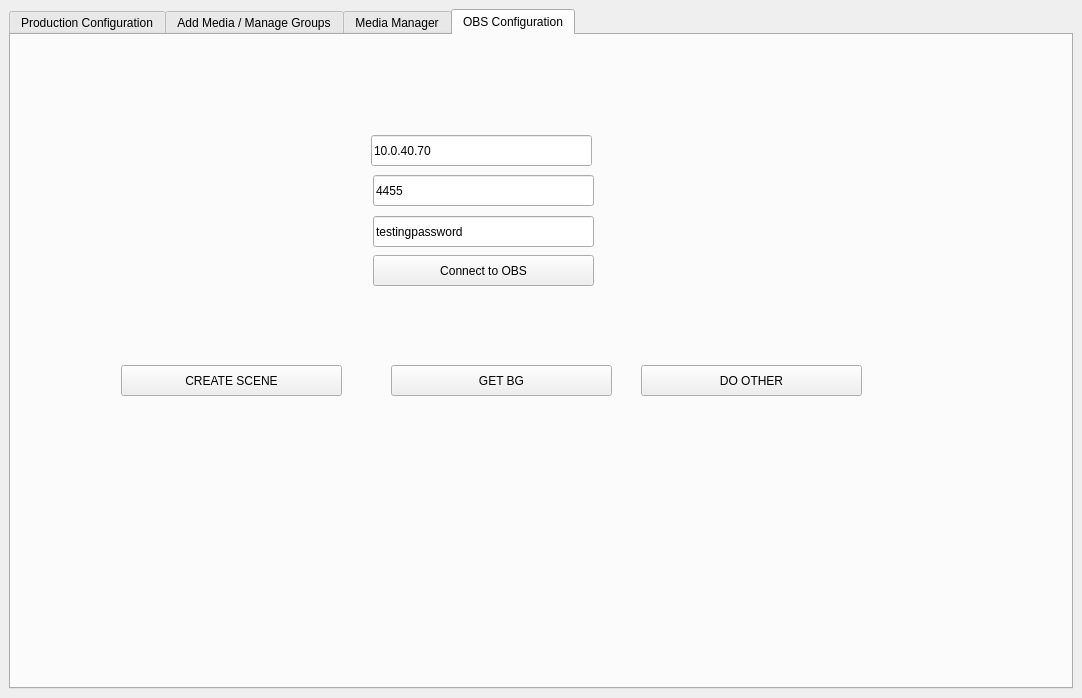
The window that vps.ui (AaronBottegal/VPS) describes before a commit, drawn with Qt 5.
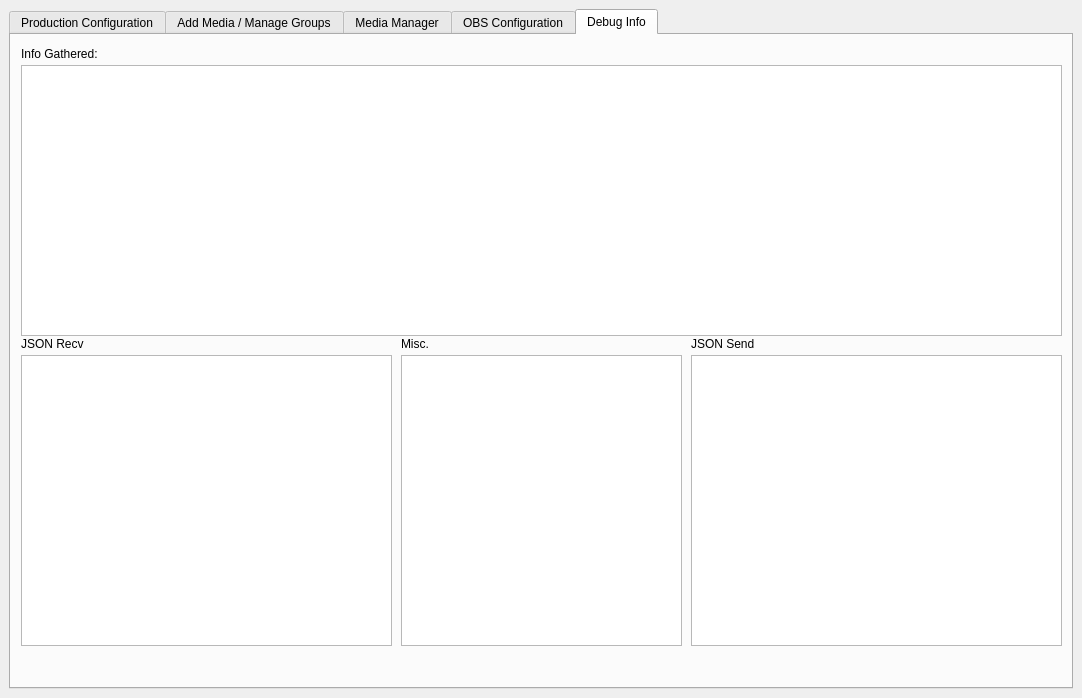
The same window after the commit.

Commit message: Script outline being done.

The edit to the form file:
```diff
--- a/vps.ui
+++ b/vps.ui
@@ -30,7 +30,7 @@
        </sizepolicy>
       </property>
       <property name="currentIndex">
-       <number>3</number>
+       <number>4</number>
       </property>
       <widget class="QWidget" name="ProductionCfg">
        <attribute name="title">
@@ -988,7 +988,7 @@
          </rect>
         </property>
         <property name="text">
-         <string>10.0.40.70</string>
+         <string>192.168.10.106</string>
         </property>
        </widget>
        <widget class="QLineEdit" name="obs_port">
@@ -1014,7 +1014,7 @@
          </rect>
         </property>
         <property name="text">
-         <string>testingpassword</string>
+         <string>goknights</string>
         </property>
        </widget>
        <widget class="QPushButton" name="BTN_Connect">
@@ -1070,6 +1070,113 @@
         </property>
        </widget>
       </widget>
+      <widget class="QWidget" name="tab">
+       <attribute name="title">
+        <string>Debug Info</string>
+       </attribute>
+       <widget class="QTextBrowser" name="TXT_DEBUG_RECV">
+        <property name="geometry">
+         <rect>
+          <x>10</x>
+          <y>320</y>
+          <width>371</width>
+          <height>291</height>
+         </rect>
+        </property>
+       </widget>
+       <widget class="QTextBrowser" name="TXT_DEBUG_SEND">
+        <property name="geometry">
+         <rect>
+          <x>680</x>
+          <y>320</y>
+          <width>371</width>
+          <height>291</height>
+         </rect>
+        </property>
+       </widget>
+       <widget class="QTextBrowser" name="TXT_DEBUG_MISC">
+        <property name="geometry">
+         <rect>
+          <x>390</x>
+          <y>320</y>
+          <width>281</width>
+          <height>291</height>
+         </rect>
+        </property>
+        <property name="html">
+         <string>&lt;!DOCTYPE HTML PUBLIC &quot;-//W3C//DTD HTML 4.0//EN&quot; &quot;http://www.w3.org/TR/REC-html40/strict.dtd&quot;&gt;
+&lt;html&gt;&lt;head&gt;&lt;meta name=&quot;qrichtext&quot; content=&quot;1&quot; /&gt;&lt;meta charset=&quot;utf-8&quot; /&gt;&lt;style type=&quot;text/css&quot;&gt;
+p, li { white-space: pre-wrap; }
+hr { height: 1px; border-width: 0; }
+li.unchecked::marker { content: &quot;\2610&quot;; }
+li.checked::marker { content: &quot;\2612&quot;; }
+&lt;/style&gt;&lt;/head&gt;&lt;body style=&quot; font-family:'Noto Sans'; font-size:10pt; font-weight:400; font-style:normal;&quot;&gt;
+&lt;p style=&quot;-qt-paragraph-type:empty; margin-top:0px; margin-bottom:0px; margin-left:0px; margin-right:0px; -qt-block-indent:0; text-indent:0px;&quot;&gt;&lt;br /&gt;&lt;/p&gt;&lt;/body&gt;&lt;/html&gt;</string>
+        </property>
+       </widget>
+       <widget class="QTextBrowser" name="TXT_DEBUG_INFO">
+        <property name="geometry">
+         <rect>
+          <x>10</x>
+          <y>30</y>
+          <width>1041</width>
+          <height>271</height>
+         </rect>
+        </property>
+       </widget>
+       <widget class="QLabel" name="label_10">
+        <property name="geometry">
+         <rect>
+          <x>10</x>
+          <y>10</y>
+          <width>201</width>
+          <height>18</height>
+         </rect>
+        </property>
+        <property name="text">
+         <string>Info Gathered:</string>
+        </property>
+       </widget>
+       <widget class="QLabel" name="label_11">
+        <property name="geometry">
+         <rect>
+          <x>10</x>
+          <y>300</y>
+          <width>141</width>
+          <height>18</height>
+         </rect>
+        </property>
+        <property name="text">
+         <string>JSON Recv</string>
+        </property>
+       </widget>
+       <widget class="QLabel" name="label_12">
+        <property name="geometry">
+         <rect>
+          <x>390</x>
+          <y>300</y>
+          <width>58</width>
+          <height>18</height>
+         </rect>
+        </property>
+        <property name="text">
+         <string>Misc.</string>
+        </property>
+       </widget>
+       <widget class="QLabel" name="label_13">
+        <property name="geometry">
+         <rect>
+          <x>680</x>
+          <y>300</y>
+          <width>141</width>
+          <height>18</height>
+         </rect>
+        </property>
+        <property name="text">
+         <string>JSON Send</string>
+        </property>
+       </widget>
+      </widget>
      </widget>
     </item>
    </layout>
```
Left out of the diff: 64 changed lines with no effect on the pictures. The commit also changes 2 other files.
